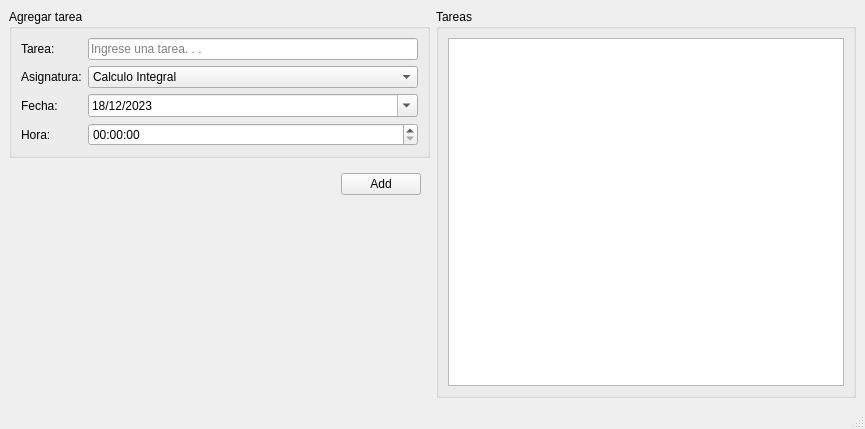
Old version of the form tasky.ui in the repository EonSoulCout/Tasky.
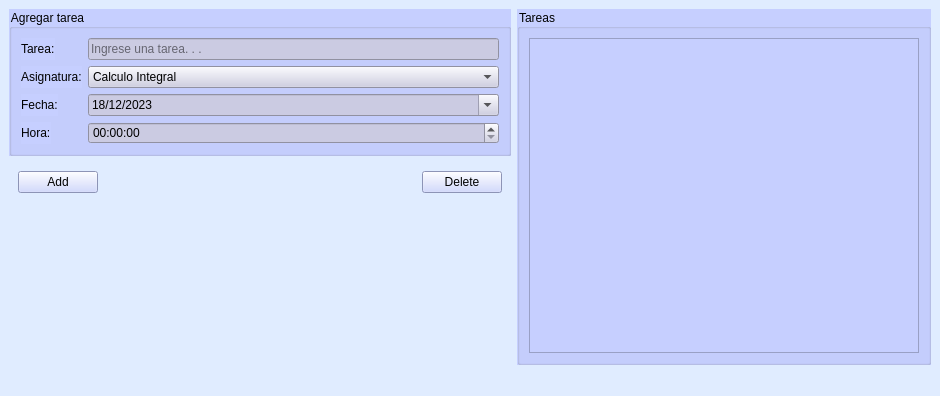
New version of the form. Icons and pictures are not drawn.

Commit message:
Added delete task and chage of timer
-Add delete task
-Add color time if the task is to one day is red else is to more time is green

What changed in the file:
```diff
--- a/tasky.ui
+++ b/tasky.ui
@@ -6,17 +6,30 @@
    <rect>
     <x>0</x>
     <y>0</y>
-    <width>865</width>
-    <height>429</height>
+    <width>940</width>
+    <height>396</height>
    </rect>
   </property>
   <property name="windowTitle">
    <string>Tasky</string>
   </property>
+  <property name="windowIcon">
+   <iconset resource="resources.qrc">
+    <normaloff>:/Recursos/lista-de-tareas.png</normaloff>:/Recursos/lista-de-tareas.png</iconset>
+  </property>
+  <property name="styleSheet">
+   <string notr="true">color: rgb(0, 0, 0);
+background-color: rgb(224, 236, 255);</string>
+  </property>
   <widget class="QWidget" name="centralwidget">
    <layout class="QGridLayout" name="gridLayout">
     <item row="0" column="0">
      <widget class="QGroupBox" name="groupBox_2">
+      <property name="styleSheet">
+       <string notr="true">color: rgb(0, 0, 0);
+
+background-color: rgb(198, 207, 255);</string>
+      </property>
       <property name="title">
        <string>Agregar tarea</string>
       </property>
@@ -30,6 +43,9 @@
        </item>
        <item row="0" column="1">
         <widget class="QLineEdit" name="TxWork">
+         <property name="styleSheet">
+          <string notr="true">background-color: rgb(203, 203, 226);</string>
+         </property>
          <property name="placeholderText">
           <string>Ingrese una tarea. . .</string>
          </property>
@@ -44,6 +60,19 @@
        </item>
        <item row="1" column="1">
         <widget class="QComboBox" name="BoxMat">
+         <property name="styleSheet">
+          <string notr="true">background-color: rgb(203, 203, 226);
+selection-color: rgb(0, 0, 0);
+selection-background-color: rgb(225, 225, 255);
+alternate-background-color: rgb(203, 203, 226);
+background-color:  rgb(203, 203, 226);
+alternate-background-color:  rgb(203, 203, 226);
+border-color: rgb(203, 203, 226);
+border-top-color:  rgb(203, 203, 226);
+border-right-color: rgb(203, 203, 226);
+border-left-color: rgb(203, 203, 226);
+border-bottom-color: rgb(203, 203, 226);</string>
+         </property>
          <item>
           <property name="text">
            <string>Calculo Integral</string>
@@ -85,6 +114,18 @@
        </item>
        <item row="2" column="1">
         <widget class="QDateEdit" name="Eddate">
+         <property name="styleSheet">
+          <string notr="true">background-color:  rgb(203, 203, 226);
+alternate-background-color: rgb(203, 203, 226);
+border-color: rgb(203, 203, 226);
+border-top-color:  rgb(203, 203, 226);
+border-right-color: rgb(203, 203, 226);
+selection-color: rgb(0, 0, 0);
+selection-background-color: rgb(196, 208, 226);
+border-bottom-color:  rgb(203, 203, 226);
+border-left-color:  rgb(203, 203, 226);
+gridline-color:  rgb(203, 203, 226);</string>
+         </property>
          <property name="dateTime">
           <datetime>
            <hour>0</hour>
@@ -111,27 +152,19 @@
         </widget>
        </item>
        <item row="3" column="1">
-        <widget class="QTimeEdit" name="Edtime"/>
+        <widget class="QTimeEdit" name="Edtime">
+         <property name="styleSheet">
+          <string notr="true">background-color: rgb(203, 203, 226);</string>
+         </property>
+        </widget>
        </item>
       </layout>
      </widget>
     </item>
-    <item row="0" column="1" rowspan="4">
-     <widget class="QGroupBox" name="groupBox">
-      <property name="title">
-       <string>Tareas</string>
-      </property>
-      <layout class="QHBoxLayout" name="horizontalLayout">
-       <item>
-        <widget class="QTableWidget" name="TblWorks"/>
-       </item>
-      </layout>
-     </widget>
-    </item>
-    <item row="1" column="0" rowspan="3">
+    <item row="1" column="0" rowspan="2">
      <widget class="QWidget" name="widget" native="true">
       <layout class="QGridLayout" name="gridLayout_2">
-       <item row="1" column="1">
+       <item row="2" column="2">
         <spacer name="verticalSpacer">
          <property name="orientation">
           <enum>Qt::Vertical</enum>
@@ -144,7 +177,7 @@
          </property>
         </spacer>
        </item>
-       <item row="0" column="0">
+       <item row="0" column="1">
         <spacer name="horizontalSpacer">
          <property name="orientation">
           <enum>Qt::Horizontal</enum>
@@ -157,8 +190,41 @@
          </property>
         </spacer>
        </item>
-       <item row="0" column="1">
-        <widget class="QPushButton" name="Btnadd">
+       <item row="0" column="2">
+        <widget class="QPushButton" name="BtnDelete">
+         <property name="styleSheet">
+          <string notr="true">background-color: rgb(198, 207, 255);
+border-color: rgb(198, 207, 255);
+selection-color:  rgb(198, 207, 255);
+selection-background-color:  rgb(198, 207, 255);
+border-color:  rgb(198, 207, 255);
+border-top-color:  rgb(198, 207, 255);
+border-bottom-color:  rgb(198, 207, 255);
+border-right-color:  rgb(198, 207, 255);
+border-left-color:  rgb(198, 207, 255);
+border-bottom-color: rgb(198, 207, 255);
+gridline-color:  rgb(198, 207, 255);</string>
+         </property>
+         <property name="text">
+          <string>Delete</string>
+         </property>
+        </widget>
+       </item>
+       <item row="0" column="0">
+        <widget class="QPushButton" name="BtnAdd">
+         <property name="styleSheet">
+          <string notr="true">background-color: rgb(198, 207, 255);
+border-color: rgb(198, 207, 255);
+selection-color:  rgb(198, 207, 255);
+selection-background-color:  rgb(198, 207, 255);
+border-color:  rgb(198, 207, 255);
+border-top-color:  rgb(198, 207, 255);
+border-bottom-color:  rgb(198, 207, 255);
+border-right-color:  rgb(198, 207, 255);
+border-left-color:  rgb(198, 207, 255);
+border-bottom-color: rgb(198, 207, 255);
+gridline-color:  rgb(198, 207, 255);</string>
+         </property>
          <property name="text">
           <string>Add</string>
          </property>
@@ -167,6 +233,21 @@
       </layout>
      </widget>
     </item>
+    <item row="0" column="1" rowspan="3">
+     <widget class="QGroupBox" name="groupBox">
+      <property name="styleSheet">
+       <string notr="true">background-color: rgb(198, 207, 255);</string>
+      </property>
+      <property name="title">
+       <string>Tareas</string>
+      </property>
+      <layout class="QHBoxLayout" name="horizontalLayout">
+       <item>
+        <widget class="QTableWidget" name="TblWorks"/>
+       </item>
+      </layout>
+     </widget>
+    </item>
    </layout>
   </widget>
   <widget class="QMenuBar" name="menubar">
```
Left out of the diff: 8 changed lines with no effect on the pictures. The commit also changes 5 other files.
